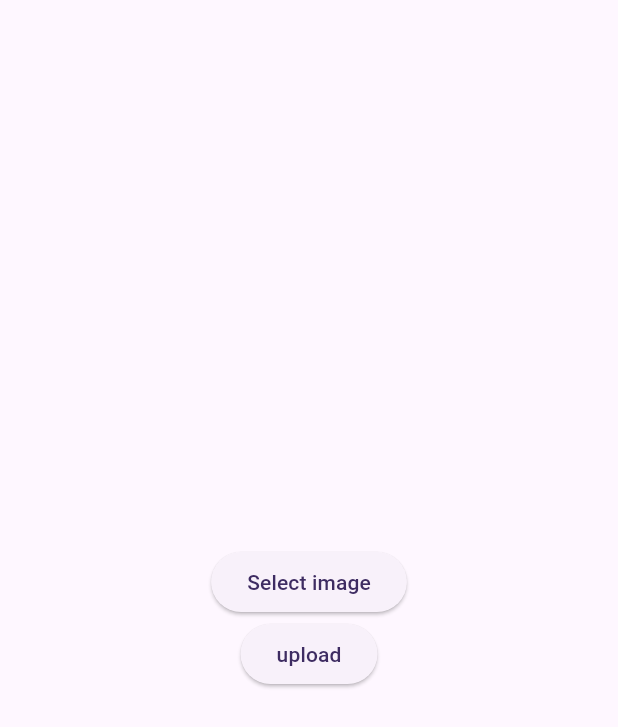
After one commit to siddharth7247/flutter-demo, a Flutter app: the ImageUploadDemo screen opened by its route, on a phone screen of 412 x 824 dp. The commit adds this screen. Shown: the top 727 px of the screen. Run offline on Flutter 3.47's test engine with Material 3 defaults, Android fonts, the phone set to English and light mode, and no system bars; our stand-ins replace dio, hive, hive_flutter, image_picker, intl_phone_field, rxdart and 2 more; accounts and stored records are empty; network calls fail.

Commit message:
Image upload request created

```diff
--- /dev/null
+++ b/lib/dio-http/image_upload_demo.dart
@@ -0,0 +1,51 @@
+import 'dart:developer';
+import 'dart:io';
+import 'package:http/http.dart' as http;
+import 'package:flutter/material.dart';
+import 'package:image_picker/image_picker.dart';
+
+class ImageUploadDemo extends StatefulWidget {
+  const ImageUploadDemo({super.key});
+
+  @override
+  State<ImageUploadDemo> createState() => _ImageUploadDemoState();
+}
+
+class _ImageUploadDemoState extends State<ImageUploadDemo> {
+  late File? _image;
+  @override
+  Widget build(BuildContext context) {
+    return Scaffold(
+      body: Center(
+        child: Column(
+          mainAxisAlignment: MainAxisAlignment.center,
+          children: [
+            ElevatedButton(
+                onPressed: () async {
+                  final image = await ImagePicker()
+                      .pickImage(source: ImageSource.gallery);
+                  log("Image path : ${image?.path}");
+                  _image = File(image!.path);
+                },
+                child: const Text("Select image")),
+            ElevatedButton(
+              onPressed: () async{
+
+               ;
+              },
+              child: const Text("upload"),
+            )
+          ],
+        ),
+      ),
+    );
+  }
+  void uploadImage()async{
+    const url = 'https://la10.webdevprojects.cloud/la_surfmap/api/v1/report/report-problem';
+    final uri = Uri.parse(url);
+    var request = new http.MultipartRequest('POST',uri);
+    request.fields['subject'] = "Test subject";
+    request.fields['description'] = "Test Dese";
+    request.files.add()
+  }
+}
--- a/lib/home_screen.dart
+++ b/lib/home_screen.dart
@@ -74,6 +74,9 @@ class _HomescreenState extends State<Homescreen> {
               ElevatedButton(onPressed: (){
                 Navigator.pushNamed(context, '/hiveDemoScreen');
               }, child: const Text('Hive Demo')),
+              ElevatedButton(onPressed: (){
+                Navigator.pushNamed(context, '/httpdioDemoScreen');
+              }, child: const Text('http-dio Demo')),
             ],
           ),
         ),
--- a/lib/main.dart
+++ b/lib/main.dart
@@ -1,5 +1,7 @@
 import 'package:flutter/material.dart';
 import 'package:flutter_demo/api/api_demo.dart';
+import 'package:flutter_demo/dio-http/dio_demo_screen.dart';
+import 'package:flutter_demo/dio-http/image_upload_demo.dart';
 import 'package:flutter_demo/hive/hive_demo_screen.dart';
 import 'package:flutter_demo/models/userModel.dart';
 import 'package:flutter_demo/show_student_screen.dart';
@@ -116,6 +118,7 @@ class _MyAppState extends State<MyApp> {
               '/showStudentScreen' : (context) => const ShowStudentScreen(),
               '/addEmployeeScreen' : (context) => const AddEmployeeScreen(),
               '/hiveDemoScreen' : (context) => const HiveDemoScreen(),
+              '/httpdioDemoScreen' : (context) => const ImageUploadDemo(),
           },
         );
       }
--- a/lib/models/productModel.dart
+++ b/lib/models/productModel.dart
@@ -1,4 +1,7 @@
 import 'package:hive/hive.dart';
+
+
+part 'productModel.g.dart';
 
 @HiveType(typeId: 0)
 class Product{
--- a/pubspec.yaml
+++ b/pubspec.yaml
@@ -44,6 +44,8 @@ dependencies:
   hive_flutter: ^1.1.0
   hive: ^2.2.3
   path_provider: ^2.1.5
+  dio: ^5.7.0
+  image_picker: ^1.1.2
 
 dev_dependencies:
   flutter_test:
```
Also changed, not shown: lib/animation/explicit_animation_demo.dart (added, +17 -0 lines), lib/dio-http/dio_demo_screen.dart (added, +66 -0 lines), lib/hive/hive_demo_screen.dart (+7 -4 lines), lib/models/userdata.dart (added, +34 -0 lines), lib/models/productModel.g.dart (added), pubspec.lock, 7 other files.
